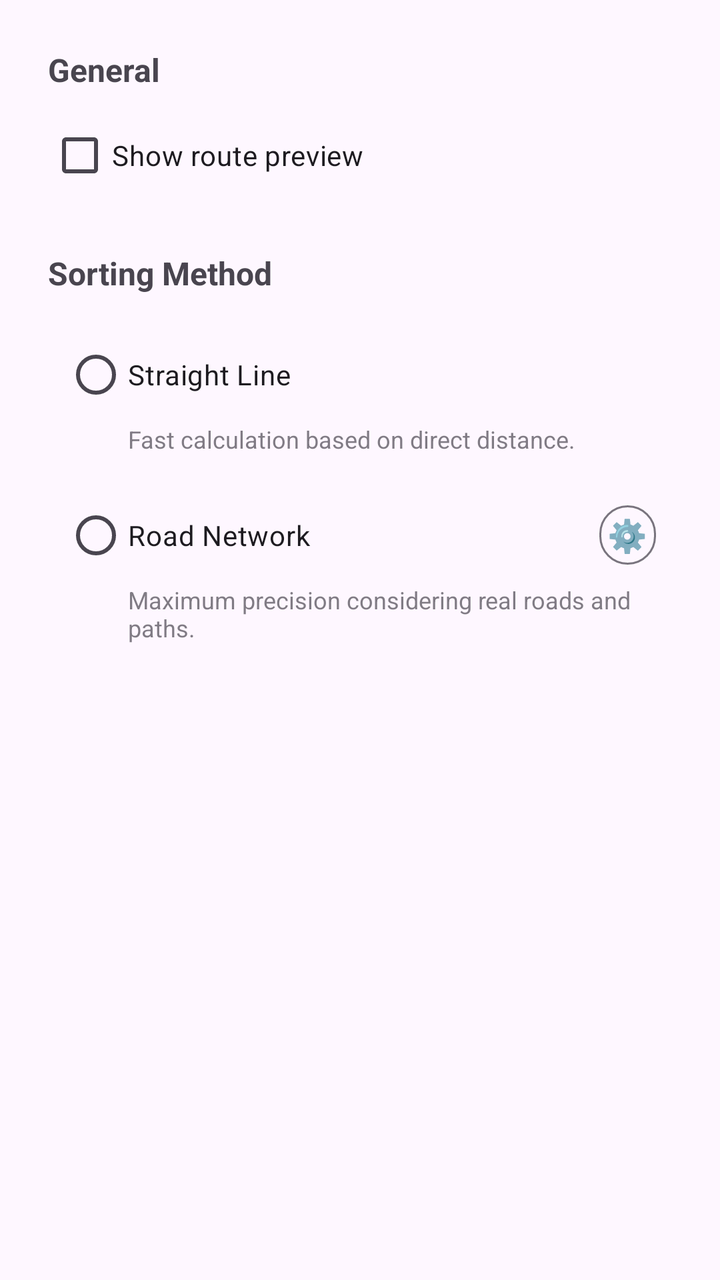
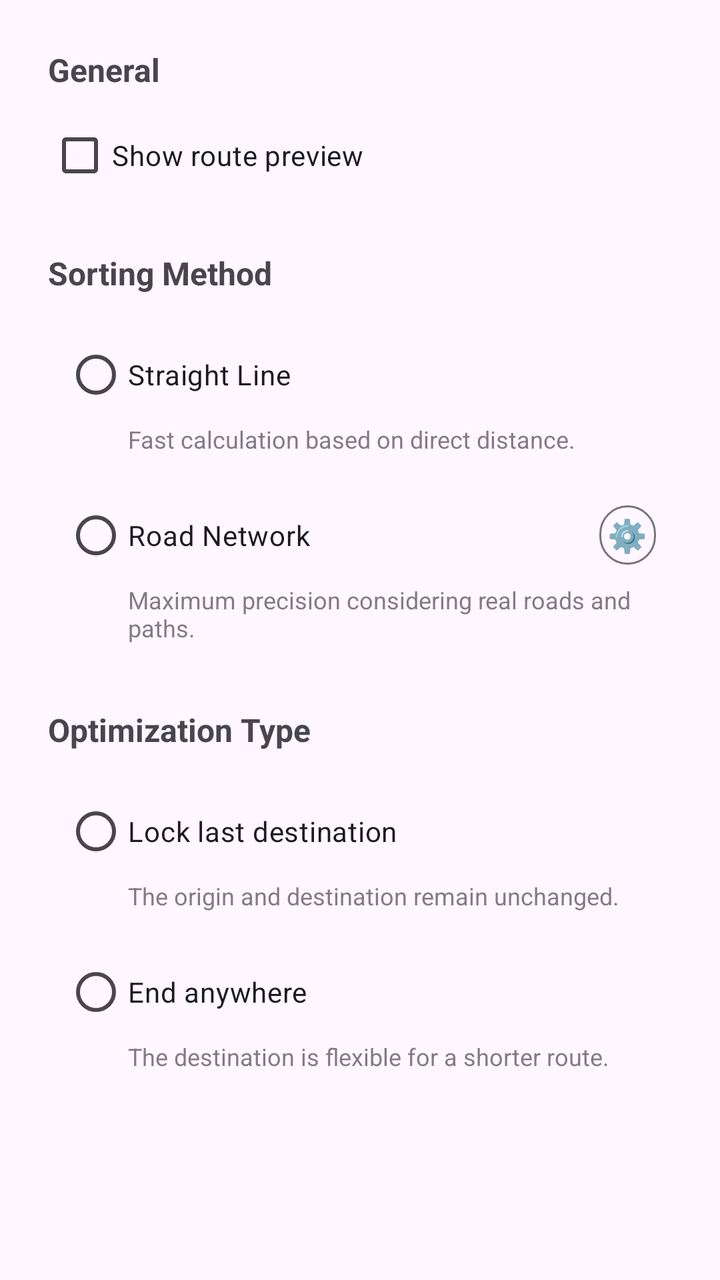

Two renders of the same Android screen: before a commit and after it. Below are the layout's source before the change and the commit's diff.
<!-- AndroidManifest.xml: application theme Theme.RouteoptimizerForGoogleMaps -->
<!-- res/layout/dialog_settings.xml -->
<?xml version="1.0" encoding="utf-8"?>
<LinearLayout xmlns:android="http://schemas.android.com/apk/res/android"
    android:layout_width="match_parent"
    android:layout_height="wrap_content"
    android:orientation="vertical"
    android:padding="24dp">

    
    <TextView
        android:id="@+id/tvGeneralLabel"
        android:layout_width="match_parent"
        android:layout_height="wrap_content"
        android:paddingBottom="8dp"
        android:text="@string/settings_section_general"
        android:textSize="16sp"
        android:textStyle="bold" />

    <CheckBox
        android:id="@+id/checkBoxShowPreview"
        android:layout_width="match_parent"
        android:layout_height="wrap_content"
        android:text="@string/settings_show_preview" />

    
    <TextView
        android:id="@+id/tvMethodLabel"
        android:layout_width="match_parent"
        android:layout_height="wrap_content"
        android:paddingTop="24dp"
        android:paddingBottom="8dp"
        android:text="@string/settings_section_optimization_method"
        android:textSize="16sp"
        android:textStyle="bold" />

    
    <LinearLayout
        android:id="@+id/layoutHaversine"
        android:layout_width="match_parent"
        android:layout_height="wrap_content"
        android:clickable="true"
        android:focusable="true"
        android:orientation="vertical"
        android:padding="8dp">

        <RadioButton
            android:id="@+id/rbHaversine"
            android:layout_width="match_parent"
            android:layout_height="wrap_content"
            android:clickable="false"
            android:text="@string/settings_method_haversine" />

        <TextView
            android:layout_width="match_parent"
            android:layout_height="wrap_content"
            android:layout_marginStart="32dp"
            android:alpha="0.7"
            android:text="@string/settings_method_haversine_desc"
            android:textSize="12sp" />
    </LinearLayout>

    
    <LinearLayout
        android:id="@+id/layoutOrs"
        android:layout_width="match_parent"
        android:layout_height="wrap_content"
        android:clickable="true"
        android:focusable="true"
        android:orientation="vertical"
        android:padding="8dp">

        <LinearLayout
            android:layout_width="match_parent"
            android:layout_height="wrap_content"
            android:gravity="center_vertical"
            android:orientation="horizontal">

            <RadioButton
                android:id="@+id/rbOrs"
                android:layout_width="0dp"
                android:layout_height="wrap_content"
                android:layout_weight="1"
                android:clickable="false"
                android:text="@string/settings_method_ors" />

            <com.google.android.material.button.MaterialButton
                android:id="@+id/btnConfigureOrs"
                style="?attr/materialButtonOutlinedStyle"
                android:layout_width="wrap_content"
                android:layout_height="wrap_content"
                android:layout_marginStart="8dp"
                android:minWidth="0dp"
                android:minHeight="0dp"
                android:padding="4dp"
                android:text="@string/settings_configure_button_text"
                android:textSize="16sp" />
        </LinearLayout>

        <TextView
            android:id="@+id/tvOrsDesc"
            android:layout_width="match_parent"
            android:layout_height="wrap_content"
            android:layout_marginStart="32dp"
            android:alpha="0.7"
            android:text="@string/settings_method_ors_desc"
            android:textSize="12sp" />
    </LinearLayout>

</LinearLayout>
<!-- resources referenced by this layout -->
<resources>
  <string name="settings_configure_button_text">⚙️</string>
  <string name="settings_method_haversine">Straight Line</string>
  <string name="settings_method_haversine_desc">Fast calculation based on direct distance.</string>
  <string name="settings_method_ors">Road Network</string>
  <string name="settings_method_ors_desc">Maximum precision considering real roads and paths.</string>
  <string name="settings_section_general">General</string>
  <string name="settings_section_optimization_method">Sorting Method</string>
  <string name="settings_show_preview">Show route preview</string>
  <style name="Theme.RouteoptimizerForGoogleMaps" parent="Base.Theme.RouteoptimizerForGoogleMaps" />
  <style name="Base.Theme.RouteoptimizerForGoogleMaps" parent="Theme.Material3.DayNight">
          
          
      </style>
</resources>

<!-- the commit's change to res/layout/dialog_settings.xml (unified diff, before → after) -->
@@ -105,4 +105,66 @@
             android:textSize="12sp" />
     </LinearLayout>
 
+    
+    <TextView
+        android:layout_width="match_parent"
+        android:layout_height="wrap_content"
+        android:paddingTop="24dp"
+        android:paddingBottom="8dp"
+        android:text="@string/settings_section_optimization_type"
+        android:textSize="16sp"
+        android:textStyle="bold" />
+
+    
+    <LinearLayout
+        android:id="@+id/layoutFixedDest"
+        android:layout_width="match_parent"
+        android:layout_height="wrap_content"
+        android:clickable="true"
+        android:focusable="true"
+        android:orientation="vertical"
+        android:padding="8dp">
+
+        <RadioButton
+            android:id="@+id/rbFixedDest"
+            android:layout_width="match_parent"
+            android:layout_height="wrap_content"
+            android:clickable="false"
+            android:text="@string/settings_type_fixed_destination" />
+
+        <TextView
+            android:layout_width="match_parent"
+            android:layout_height="wrap_content"
+            android:layout_marginStart="32dp"
+            android:alpha="0.7"
+            android:text="@string/settings_type_fixed_destination_desc"
+            android:textSize="12sp" />
+    </LinearLayout>
+
+    
+    <LinearLayout
+        android:id="@+id/layoutAnyDest"
+        android:layout_width="match_parent"
+        android:layout_height="wrap_content"
+        android:clickable="true"
+        android:focusable="true"
+        android:orientation="vertical"
+        android:padding="8dp">
+
+        <RadioButton
+            android:id="@+id/rbAnyDest"
+            android:layout_width="match_parent"
+            android:layout_height="wrap_content"
+            android:clickable="false"
+            android:text="@string/settings_type_any_destination" />
+
+        <TextView
+            android:layout_width="match_parent"
+            android:layout_height="wrap_content"
+            android:layout_marginStart="32dp"
+            android:alpha="0.7"
+            android:text="@string/settings_type_any_destination_desc"
+            android:textSize="12sp" />
+    </LinearLayout>
+
 </LinearLayout>
<!-- resource entries referenced after the edit -->
@@ -7,7 +7,12 @@
   <string name="settings_method_ors_desc">Maximum precision considering real roads and paths.</string>
   <string name="settings_section_general">General</string>
   <string name="settings_section_optimization_method">Sorting Method</string>
+  <string name="settings_section_optimization_type">Optimization Type</string>
   <string name="settings_show_preview">Show route preview</string>
+  <string name="settings_type_any_destination">End anywhere</string>
+  <string name="settings_type_any_destination_desc">The destination is flexible for a shorter route.</string>
+  <string name="settings_type_fixed_destination">Lock last destination</string>
+  <string name="settings_type_fixed_destination_desc">The origin and destination remain unchanged.</string>
   <style name="Theme.RouteoptimizerForGoogleMaps" parent="Base.Theme.RouteoptimizerForGoogleMaps" />
   <style name="Base.Theme.RouteoptimizerForGoogleMaps" parent="Theme.Material3.DayNight">
           
